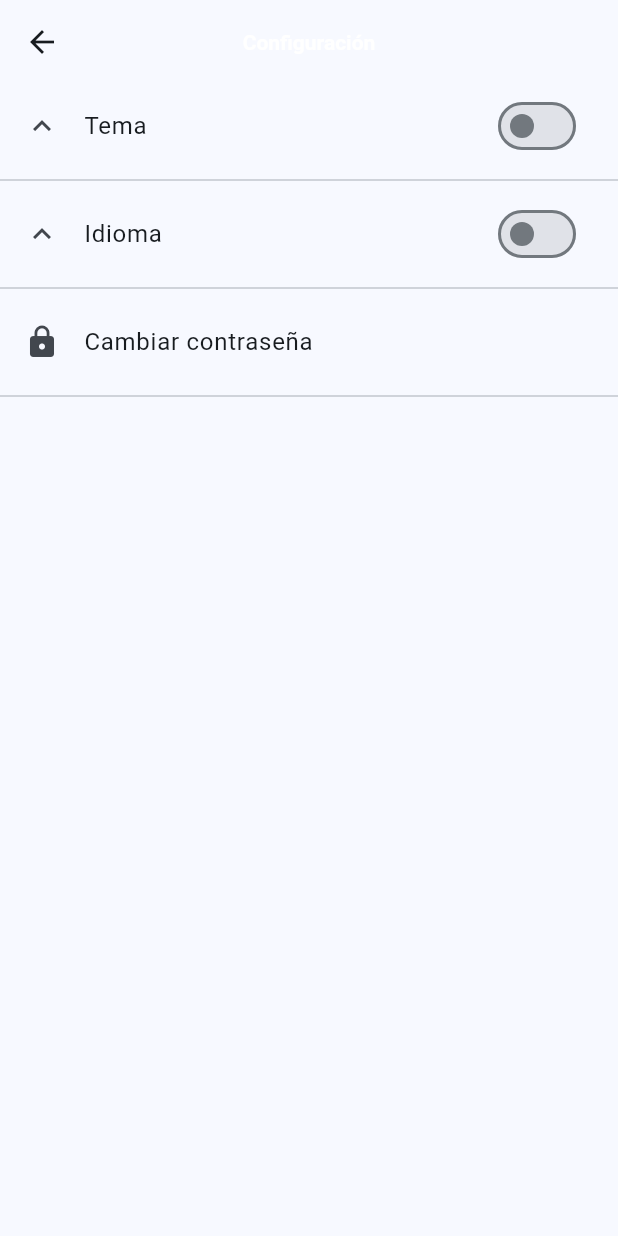
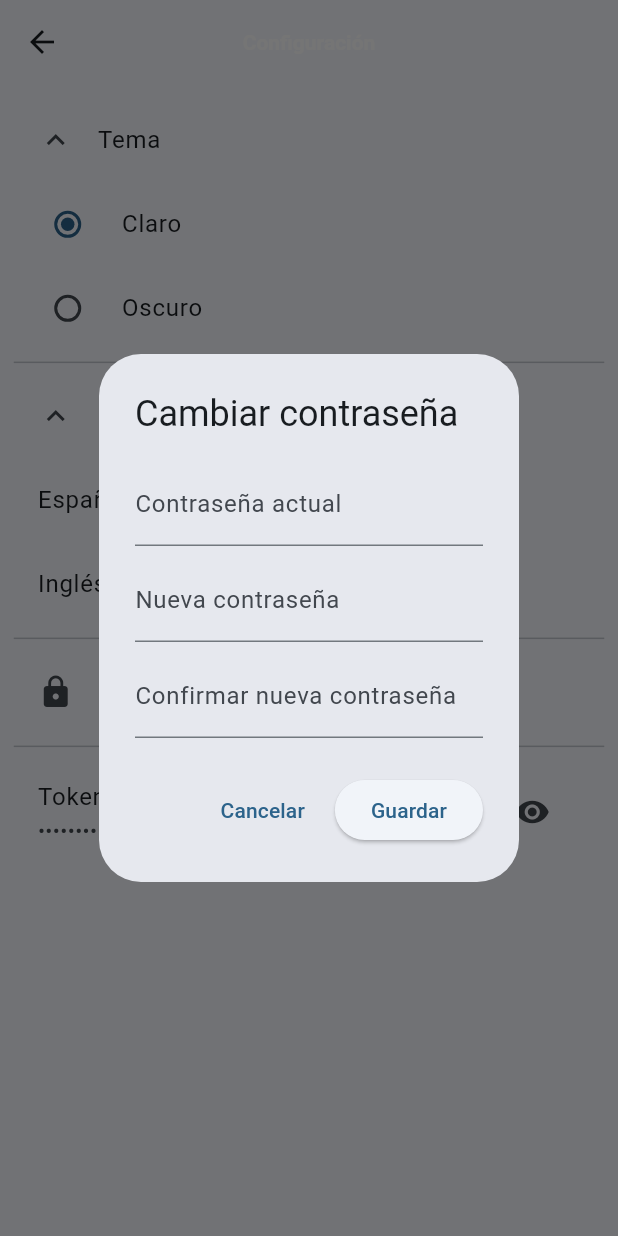
Before and after one commit to alejopp/notes, a Flutter app: the SettingPage screen opened directly, after a tap on "Tema", after a tap on "Idioma", after a tap on "Cambiar contraseña", on a phone screen of 412 x 824 dp. Run offline on Flutter 3.47's test engine with Material 3 defaults, Android fonts, the phone set to English and light mode, and no system bars; our stand-ins replace flutter_bloc, flutter_screenutil, shared_preferences, sqflite; accounts and stored records are empty.

Commit message:
Add change password dialog. Implement change theme item.

```diff
--- /dev/null
+++ b/lib/core/widgets/dialogs/change_password_dialog.dart
@@ -0,0 +1,113 @@
+import 'package:flutter/material.dart';
+import 'package:shared_preferences/shared_preferences.dart';
+
+class ChangePasswordDialog extends StatefulWidget {
+  const ChangePasswordDialog({super.key});
+
+  @override
+  State<ChangePasswordDialog> createState() => _ChangePasswordDialogState();
+}
+
+class _ChangePasswordDialogState extends State<ChangePasswordDialog> {
+  final _formKey = GlobalKey<FormState>();
+  final _oldPasswordController = TextEditingController();
+  final _newPasswordController = TextEditingController();
+  final _confirmPasswordController = TextEditingController();
+
+  String? _currentPassword;
+
+  @override
+  void initState() {
+    super.initState();
+    _loadCurrentPassword();
+  }
+
+  Future<void> _loadCurrentPassword() async {
+    final prefs = await SharedPreferences.getInstance();
+    setState(() {
+      _currentPassword = prefs.getString('password') ?? '';
+    });
+  }
+
+  Future<void> _saveNewPassword() async {
+    final prefs = await SharedPreferences.getInstance();
+    await prefs.setString('password', _newPasswordController.text);
+  }
+
+  @override
+  Widget build(BuildContext context) {
+    return AlertDialog(
+      title: const Text('Cambiar contraseña'),
+      content: Form(
+        key: _formKey,
+        child: SingleChildScrollView(
+          child: Column(
+            mainAxisSize: MainAxisSize.min,
+            children: [
+              TextFormField(
+                controller: _oldPasswordController,
+                obscureText: true,
+                decoration:
+                    const InputDecoration(labelText: 'Contraseña actual'),
+                validator: (value) {
+                  if (value == null || value.isEmpty) {
+                    return 'Ingrese su contraseña actual';
+                  } else if (value != _currentPassword) {
+                    return 'Contraseña incorrecta';
+                  }
+                  return null;
+                },
+              ),
+              const SizedBox(height: 8),
+              TextFormField(
+                controller: _newPasswordController,
+                obscureText: true,
+                decoration:
+                    const InputDecoration(labelText: 'Nueva contraseña'),
+                validator: (value) {
+                  if (value == null || value.length < 6) {
+                    return 'Debe tener al menos 6 caracteres';
+                  }
+                  return null;
+                },
+              ),
+              const SizedBox(height: 8),
+              TextFormField(
+                controller: _confirmPasswordController,
+                obscureText: true,
+                decoration: const InputDecoration(
+                    labelText: 'Confirmar nueva contraseña'),
+                validator: (value) {
+                  if (value != _newPasswordController.text) {
+                    return 'Las contraseñas no coinciden';
+                  }
+                  return null;
+                },
+              ),
+            ],
+          ),
+        ),
+      ),
+      actions: [
+        TextButton(
+          onPressed: () => Navigator.pop(context),
+          child: const Text('Cancelar'),
+        ),
+        ElevatedButton(
+          onPressed: () async {
+            if (_formKey.currentState!.validate()) {
+              await _saveNewPassword();
+              if (mounted) {
+                Navigator.pop(context);
+                ScaffoldMessenger.of(context).showSnackBar(
+                  const SnackBar(content: Text('Contraseña actualizada')),
+                );
+              }
+            }
+          },
+          child: const Text('Guardar'),
+        ),
+      ],
+    );
+  }
+}
--- /dev/null
+++ b/lib/features/setting/bloc/setting_state.dart
@@ -0,0 +1,27 @@
+class SettingState {
+  final bool isDarkMode;
+  final bool isEnglish;
+  final bool isTokenVisible;
+  final String token;
+
+  SettingState({
+    required this.isDarkMode,
+    required this.isEnglish,
+    required this.isTokenVisible,
+    required this.token,
+  });
+
+  SettingState copyWith({
+    bool? isDarkMode,
+    bool? isEnglish,
+    bool? isTokenVisible,
+    String? token,
+  }) {
+    return SettingState(
+      isDarkMode: isDarkMode ?? this.isDarkMode,
+      isEnglish: isEnglish ?? this.isEnglish,
+      isTokenVisible: isTokenVisible ?? this.isTokenVisible,
+      token: token ?? this.token,
+    );
+  }
+}
--- /dev/null
+++ b/lib/features/setting/presentation/cubit/setting_cubit.dart
@@ -0,0 +1,61 @@
+import 'dart:ui';
+
+import 'package:bext_notes/features/setting/bloc/setting_state.dart';
+import 'package:flutter/scheduler.dart';
+import 'package:flutter_bloc/flutter_bloc.dart';
+import 'package:shared_preferences/shared_preferences.dart';
+
+class SettingCubit extends Cubit<SettingState> {
+  SettingCubit()
+      : super(SettingState(
+          isDarkMode: false,
+          isEnglish: false,
+          isTokenVisible: false,
+          token: '',
+        )) {
+    _loadPrefs();
+  }
+
+  Future<void> _loadPrefs() async {
+    final prefs = await SharedPreferences.getInstance();
+
+    final brightness =
+        SchedulerBinding.instance.platformDispatcher.platformBrightness;
+    final isSystemDark = brightness == Brightness.dark;
+
+    emit(SettingState(
+      isDarkMode: prefs.getBool('isDarkMode') ?? isSystemDark,
+      isEnglish: prefs.getBool('isEnglish') ?? false,
+      isTokenVisible: prefs.getBool('isTokenVisible') ?? false,
+      token: prefs.getString('token') ?? '',
+    ));
+  }
+
+  Future<void> toggleDarkMode() async {
+    final prefs = await SharedPreferences.getInstance();
+    final newVal = !state.isDarkMode;
+    await prefs.setBool('isDarkMode', newVal);
+    emit(state.copyWith(isDarkMode: newVal));
+  }
+
+  Future<void> toggleLanguage() async {
+    final prefs = await SharedPreferences.getInstance();
+    final newVal = !state.isEnglish;
+    await prefs.setBool('isEnglish', newVal);
+    emit(state.copyWith(isEnglish: newVal));
+  }
+
+  Future<void> toggleTokenVisibility() async {
+    final prefs = await SharedPreferences.getInstance();
+    final newVal = !state.isTokenVisible;
+    await prefs.setBool('isTokenVisible', newVal);
+    emit(state.copyWith(isTokenVisible: newVal));
+  }
+
+  Future<void> refreshToken() async {
+    //TODO Validate
+    final prefs = await SharedPreferences.getInstance();
+    final newToken = prefs.getString('token') ?? '';
+    emit(state.copyWith(token: newToken));
+  }
+}
--- a/lib/features/setting/presentation/pages/setting_page.dart
+++ b/lib/features/setting/presentation/pages/setting_page.dart
@@ -1,7 +1,10 @@
-import 'package:bext_notes/features/auth/bloc/auth_bloc.dart';
-import 'package:bext_notes/features/auth/bloc/auth_state.dart';
+import 'package:bext_notes/core/theme/theme_cubit.dart';
+import 'package:bext_notes/core/widgets/dialogs/change_password_dialog.dart';
+import 'package:bext_notes/features/setting/bloc/setting_state.dart';
+import 'package:bext_notes/features/setting/presentation/cubit/setting_cubit.dart';
 import 'package:flutter/material.dart';
 import 'package:flutter_bloc/flutter_bloc.dart';
+import 'package:flutter_screenutil/flutter_screenutil.dart';
 
 class SettingPage extends StatefulWidget {
   const SettingPage({super.key});
@@ -20,53 +23,51 @@ class _SettingPageState extends State<SettingPage> {
 
   @override
   Widget build(BuildContext context) {
-    final theme = Theme.of(context);
+    return BlocBuilder<SettingCubit, SettingState>(builder: (context, state) {
       return Scaffold(
         appBar: AppBar(title: const Text('Configuración')),
-      body: ListView(
+        body: Padding(
+          padding: EdgeInsets.symmetric(horizontal: 8.w, vertical: 8.h),
+          child: ListView(
             children: [
               _buildExpandableSetting(
                 title: 'Tema',
                 expanded: themeExpanded,
                 onTap: () => setState(() => themeExpanded = !themeExpanded),
-            switchValue: themeSwitch,
-            onSwitchChanged: (val) => setState(() => themeSwitch = val),
-            children: themeSwitch
-                ? [
+                children: [
                   RadioListTile(
                     title: const Text('Claro'),
                     value: ThemeMode.light,
                     groupValue:
-                          Theme.of(context).brightness == Brightness.light
-                              ? ThemeMode.light
-                              : ThemeMode.dark,
+                        state.isDarkMode ? ThemeMode.dark : ThemeMode.light,
                     onChanged: (val) {
-                        // Lógica para cambiar tema
+                      context.read<SettingCubit>().toggleDarkMode();
+                      final themeMode =
+                          state.isDarkMode ? ThemeMode.light : ThemeMode.dark;
+                      context.read<ThemeCubit>().setTheme(themeMode);
                     },
                   ),
                   RadioListTile(
                     title: const Text('Oscuro'),
                     value: ThemeMode.dark,
                     groupValue:
-                          Theme.of(context).brightness == Brightness.light
-                              ? ThemeMode.light
-                              : ThemeMode.dark,
+                        state.isDarkMode ? ThemeMode.dark : ThemeMode.light,
                     onChanged: (val) {
-                        // Lógica para cambiar tema
+                      context.read<SettingCubit>().toggleDarkMode();
+                      final themeMode =
+                          state.isDarkMode ? ThemeMode.light : ThemeMode.dark;
+                      context.read<ThemeCubit>().setTheme(themeMode);
                     },
                   ),
-                  ]
-                : [],
+                ],
               ),
               const Divider(),
               _buildExpandableSetting(
                 title: 'Idioma',
                 expanded: languageExpanded,
-            onTap: () => setState(() => languageExpanded = !languageExpanded),
-            switchValue: languageSwitch,
-            onSwitchChanged: (val) => setState(() => languageSwitch = val),
-            children: languageSwitch
-                ? [
+                onTap: () =>
+                    setState(() => languageExpanded = !languageExpanded),
+                children: [
                   ListTile(
                     title: const Text('Español'),
                     onTap: () {
@@ -79,68 +80,42 @@ class _SettingPageState extends State<SettingPage> {
                       // Cambiar idioma a inglés
                     },
                   ),
-                  ]
-                : [],
+                ],
               ),
               const Divider(),
               ListTile(
                 title: const Text('Cambiar contraseña'),
                 leading: const Icon(Icons.lock),
-            onTap: () {
-              // Ir a pantalla de cambiar contraseña
+                onTap: () async {
+                  await _showChangePasswordDialog(context);
                 },
               ),
               const Divider(),
-          BlocBuilder<AuthBloc, AuthState>(
-            builder: (context, state) {
-              if (state is Authenticated) {
-                return Padding(
-                  padding: const EdgeInsets.all(16),
-                  child: Column(
-                    crossAxisAlignment: CrossAxisAlignment.start,
-                    children: [
-                      const Text('Token actual:',
-                          style: TextStyle(fontWeight: FontWeight.w600)),
-                      const SizedBox(height: 8),
-                      Row(
-                        children: [
-                          Expanded(
-                            child: SelectableText(
-                              showToken
-                                  ? state.user.token
-                                  : '••••••••••••••••••••••••',
-                              style: theme.textTheme.bodyLarge?.copyWith(
-                                fontFamily: 'Courier',
-                              ),
-                            ),
-                          ),
-                          IconButton(
-                            icon: Icon(showToken
+              ListTile(
+                title: const Text('Token actual'),
+                subtitle: state.isTokenVisible
+                    ? SelectableText(state.token)
+                    : const Text('••••••••••••••••••••••'),
+                trailing: IconButton(
+                  icon: Icon(state.isTokenVisible
                       ? Icons.visibility_off
                       : Icons.visibility),
-                            onPressed: () =>
-                                setState(() => showToken = !showToken),
+                  onPressed: () {
+                    context.read<SettingCubit>().toggleTokenVisibility();
+                  },
+                ),
               ),
             ],
           ),
-                    ],
         ),
       );
-              }
-              return const SizedBox.shrink();
-            },
-          )
-        ],
-      ),
-    );
+    });
   }
 
   Widget _buildExpandableSetting({
     required String title,
     required bool expanded,
     required VoidCallback onTap,
-    required bool switchValue,
-    required ValueChanged<bool> onSwitchChanged,
     required List<Widget> children,
   }) {
     return Column(
@@ -148,11 +123,17 @@ class _SettingPageState extends State<SettingPage> {
         ListTile(
           title: Text(title),
           leading: Icon(expanded ? Icons.expand_less : Icons.expand_more),
-          trailing: Switch(value: switchValue, onChanged: onSwitchChanged),
           onTap: onTap,
         ),
-        if (expanded && switchValue) ...children,
+        if (expanded) ...children,
       ],
     );
   }
+
+  Future<void> _showChangePasswordDialog(BuildContext context) async {
+    await showDialog(
+      context: context,
+      builder: (_) => const ChangePasswordDialog(),
+    );
   }
+}
--- a/lib/home_screen.dart
+++ b/lib/home_screen.dart
@@ -28,7 +28,8 @@ class _HomeScreenState extends State<HomeScreen> {
 
   @override
   Widget build(BuildContext context) {
-    return Scaffold(
+    return SafeArea(
+      child: Scaffold(
         body: _pages[_currentIndex],
         bottomNavigationBar: NavigationBar(
           selectedIndex: _currentIndex,
@@ -44,6 +45,7 @@ class _HomeScreenState extends State<HomeScreen> {
                 icon: Icon(Icons.settings), label: Pages.setting.name),
           ],
         ),
+      ),
     );
   }
 }
--- a/lib/main.dart
+++ b/lib/main.dart
@@ -15,6 +15,7 @@ import 'features/notes/bloc/note_event.dart';
 import 'features/notes/data/datasources/note_local_datasource.dart';
 import 'features/notes/data/repositories/note_repository_impl.dart';
 import 'features/notes/presentation/cubit/note_view_cubit.dart';
+import 'features/setting/presentation/cubit/setting_cubit.dart';
 
 void main() async {
   WidgetsFlutterBinding.ensureInitialized();
@@ -48,6 +49,7 @@ class MyApp extends StatelessWidget {
         BlocProvider(
           create: (_) => NoteViewCubit(),
         ),
+        BlocProvider(create: (_) => SettingCubit()),
       ],
       child: BlocBuilder<ThemeCubit, ThemeMode>(
         builder: (context, themeMode) {
```
Also changed, not shown: lib/core/theme/theme_cubit.dart (+11 -0 lines). Lines whose indentation alone changed are shown as unchanged.
